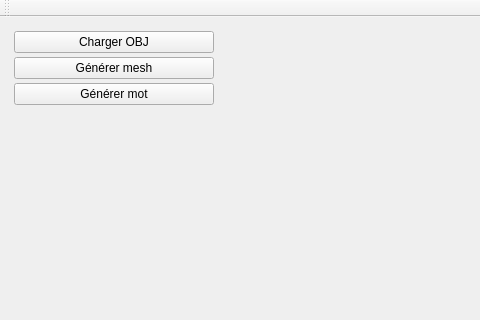
This is starterLight/mainwindow.ui in BrokShad/Lsystem as Qt 5 draws it before an edit; both pictures show x 0 to 480 and y 0 to 320 of the 632 by 408 pixel window. The edited form follows.
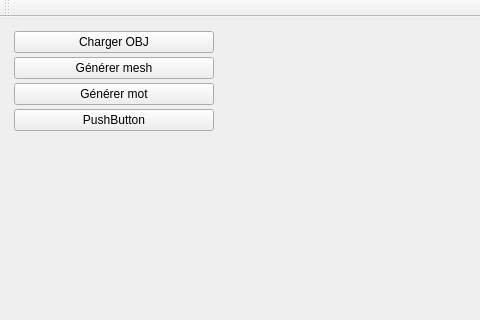
This is the edited form. Custom widgets are drawn as their Qt base class.

```diff
--- a/starterLight/mainwindow.ui
+++ b/starterLight/mainwindow.ui
@@ -72,6 +72,13 @@
          </property>
         </widget>
        </item>
+       <item>
+        <widget class="QPushButton" name="pushButton_2">
+         <property name="text">
+          <string>PushButton</string>
+         </property>
+        </widget>
+       </item>
        <item>
         <spacer name="verticalSpacer">
          <property name="orientation">
```
